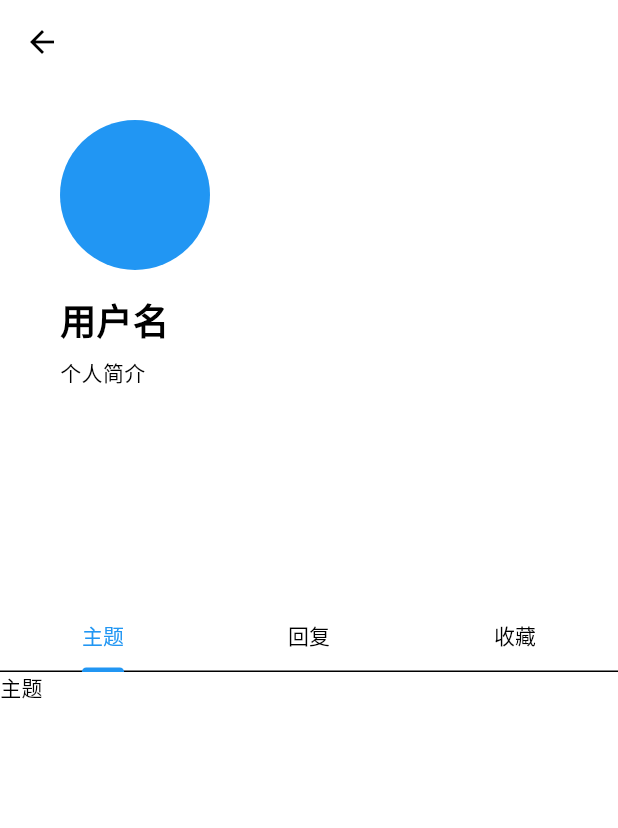
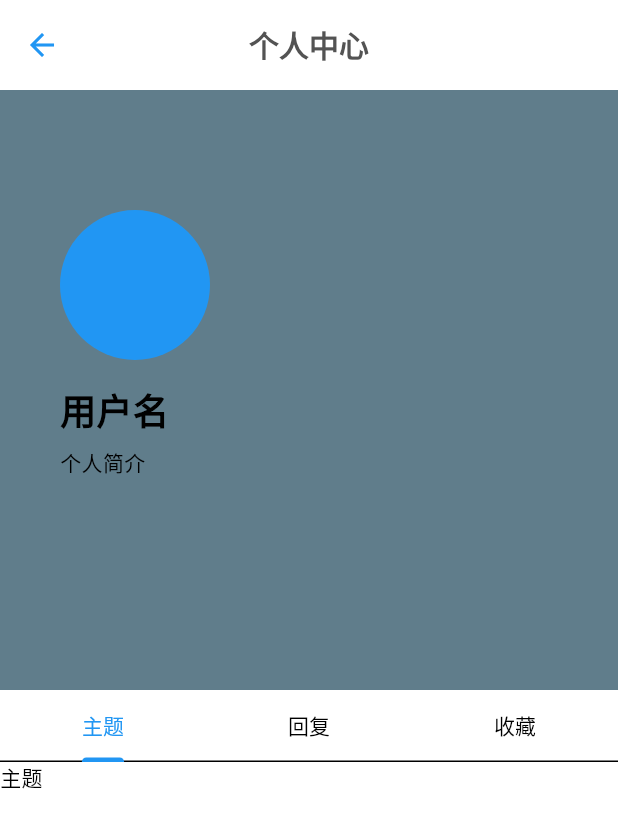
Before and after one commit to sudafin/xingxing_forum_app, a Flutter app: the ProfilePage screen opened by its route, on a phone screen of 412 x 824 dp. Shown: the top 828 px of the screen. Run offline on Flutter 3.47's test engine with Material 3 defaults, Android fonts, the phone set to English and light mode, and no system bars; our stand-ins replace event_bus, fluttertoast, font_awesome_flutter, image_picker, logger, package_info_plus and 1 more; missing offline and left inert: android_intent_plus, clipboard, video_compress; network calls fail; Roboto replaces fonts that are missing (PingFangSC-Regular).

Commit message:
refactor(appbar): 优化多个页面的AppBar样式
- 修改了多个页面的AppBar颜色、高度和样式
- 优化了 ProfilePage 的布局结构
- 统一了图标颜色和样式
- 调整了部分组件的属性以提高用户体验

```diff
--- a/lib/main.dart
+++ b/lib/main.dart
@@ -34,6 +34,7 @@ class _MyAppState extends State<MyApp> {
         fontFamily: 'PingFangSC-Regular',
         brightness: Brightness.light,
         appBarTheme: AppBarTheme(
+        iconTheme: IconThemeData(color: Colors.blue),
         //滑动时颜色无需变化
         scrolledUnderElevation: 0,
         color: context.watch<StoreViewModel>().theme == Brightness.light
@@ -45,11 +46,9 @@ class _MyAppState extends State<MyApp> {
                 : Color(0xFFFFFFFF),
             fontSize: 20,
             fontWeight: FontWeight.bold,
-
           ),
           centerTitle: true,
           elevation: 0,
-          toolbarHeight: 60,
         ),
         splashColor: Colors.transparent,
         highlightColor: Colors.transparent,
--- a/lib/pages/main/appbar_widget.dart
+++ b/lib/pages/main/appbar_widget.dart
@@ -3,7 +3,9 @@ import '../../../enum/page_type_enum.dart';
 import '../../../model/event_model.dart';
 import 'package:event_bus/event_bus.dart';
 import 'init_data/init_item.dart';
+
 final eventBus = EventBus();
+
 class AppBarWidgetHome extends StatefulWidget implements PreferredSizeWidget {
   final PageType pageType;
   const AppBarWidgetHome({super.key, required this.pageType});
@@ -127,8 +129,6 @@ class CommonAppBar extends StatelessWidget {
         },
         icon: Icon(
           Icons.menu,
-          color: Colors.blue,
-
         ),
       ),
       //如果是群组页面index为1，则显示搜索框
@@ -143,7 +143,6 @@ class CommonAppBar extends StatelessWidget {
             },
             icon: Icon(
               Icons.calendar_month_outlined,
-              color: Colors.blue,
             ),
           ),
         ),
@@ -187,7 +186,10 @@ class _HomeAppBarState extends State<HomeAppBar> {
       mainAxisSize: MainAxisSize.max,
       children: [
         AppBar(
-          title: Image.asset('assets/images/logo_name.png', scale: 1,),
+          title: Image.asset(
+            'assets/images/logo_name.png',
+            scale: 1,
+          ),
           centerTitle: true,
           shape: Border.all(color: Color(0xFFFFFFFF), width: 0),
           //滑动时阴影消失
@@ -201,7 +203,6 @@ class _HomeAppBarState extends State<HomeAppBar> {
               },
               icon: Icon(
                 Icons.menu,
-                color: Colors.blue,
               ),
             ),
           ),
@@ -214,13 +215,11 @@ class _HomeAppBarState extends State<HomeAppBar> {
                 },
                 icon: Icon(
                   Icons.calendar_month_outlined,
-                  color: Colors.blue,
                 ),
               ),
             ),
           ],
         ),
-
         Row(
           mainAxisAlignment: MainAxisAlignment.spaceAround,
           children: [
@@ -246,7 +245,8 @@ class _HomeAppBarState extends State<HomeAppBar> {
           menuIndex = index;
         });
         //如果点击了appbar就发送事件
-        eventBus.fire(HomePageChangeEvent(homeIndex: homeIndex, menuIndex: menuIndex));
+        eventBus.fire(
+            HomePageChangeEvent(homeIndex: homeIndex, menuIndex: menuIndex));
       },
       child: Container(
         decoration: BoxDecoration(
--- a/lib/pages/profile/profile_page.dart
+++ b/lib/pages/profile/profile_page.dart
@@ -1,17 +1,26 @@
 import 'package:flutter/material.dart';
 import 'package:xingxing_forum_app/pages/main/menu_drawer.dart';
 
-class ProfilePage extends StatelessWidget {
+class ProfilePage extends StatefulWidget {
   const ProfilePage({super.key});
 
   @override
+  State<ProfilePage> createState() => _ProfilePageState();
+}
+
+class _ProfilePageState extends State<ProfilePage> {
+    @override
   Widget build(BuildContext context) {
     // 获取当前路由名称
     final routeName = ModalRoute.of(context)?.settings.name;
     // 如果是push过来的获取传递的参数
     final arguments = ModalRoute.of(context)?.settings.arguments;
     return Scaffold(
-      drawer: MenuDrawer(),
+      appBar: AppBar(
+        title: Text('个人中心'),
+        toolbarHeight: 60,
+      ),
+      drawer: routeName != '/profile' ? MenuDrawer() : null,
       body: ProfilePageBody(arguments: arguments, routeName: routeName),
     );
   }
@@ -27,7 +36,7 @@ class ProfilePageBody extends StatefulWidget {
 
 class _ProfilePageBodyState extends State<ProfilePageBody>
     with TickerProviderStateMixin {
-  late final _tabController;
+  late final TabController _tabController;
   @override
   void initState() {
     super.initState();
@@ -46,32 +55,14 @@ class _ProfilePageBodyState extends State<ProfilePageBody>
       headerSliverBuilder: (BuildContext context, bool innerBoxIsScrolled) {
         return <Widget>[
           SliverAppBar(
-            pinned: true,
+            pinned: false,
             forceElevated: innerBoxIsScrolled,
             expandedHeight: 400,
-            leading: widget.routeName != '/profile'
-                ? Builder(
-                    builder: (BuildContext context) {
-                      return IconButton(
-                        icon: const Icon(Icons.menu, color: Colors.blue),
-                        onPressed: () {
-                          Scaffold.of(context).openDrawer();
-                        },
-                        tooltip: MaterialLocalizations.of(context)
-                            .openAppDrawerTooltip,
-                      );
-                    },
-                  )
-                : IconButton(
-                    icon: const Icon(Icons.arrow_back),
-                    onPressed: () {
-                      Navigator.of(context).pop();
-                    },
-                  ),
+            backgroundColor: Colors.blueGrey,
+            //把这里的appbar的leading去掉
+            leading: SizedBox.shrink(),
             flexibleSpace: LayoutBuilder(
               builder: (BuildContext context, BoxConstraints constraints) {
-                final top = constraints.biggest.height;
-                final opacity = (top - kToolbarHeight) / (400 - kToolbarHeight);
                 return FlexibleSpaceBar(
                   background: _buildHeader(),
                   collapseMode: CollapseMode.pin,
@@ -109,7 +100,7 @@ class _ProfilePageBodyState extends State<ProfilePageBody>
 
   Widget _buildHeader() {
     return Container(
-      margin: EdgeInsets.fromLTRB(40, 80, 20, 60),
+      padding: EdgeInsets.fromLTRB(40, 80, 20, 60),
       child: Column(
         crossAxisAlignment: CrossAxisAlignment.start,
         mainAxisAlignment: MainAxisAlignment.start,
@@ -160,7 +151,8 @@ class _SliverAppBarDelegate extends SliverPersistentHeaderDelegate {
   double get maxExtent => _tabBar.preferredSize.height;
 
   @override
-  Widget build(BuildContext context, double shrinkOffset, bool overlapsContent) {
+  Widget build(
+      BuildContext context, double shrinkOffset, bool overlapsContent) {
     return Container(
       color: Theme.of(context).canvasColor,
       child: _tabBar,
```
Lines whose indentation alone changed are shown as unchanged.
